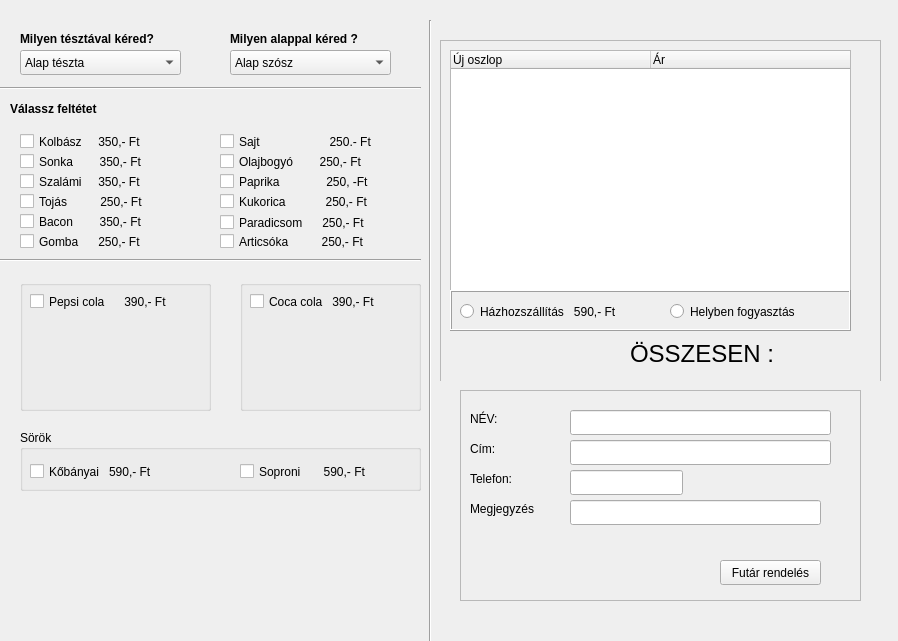
Qt form pizza.ui (kobanya/PizzaUiPyqt) before a commit.
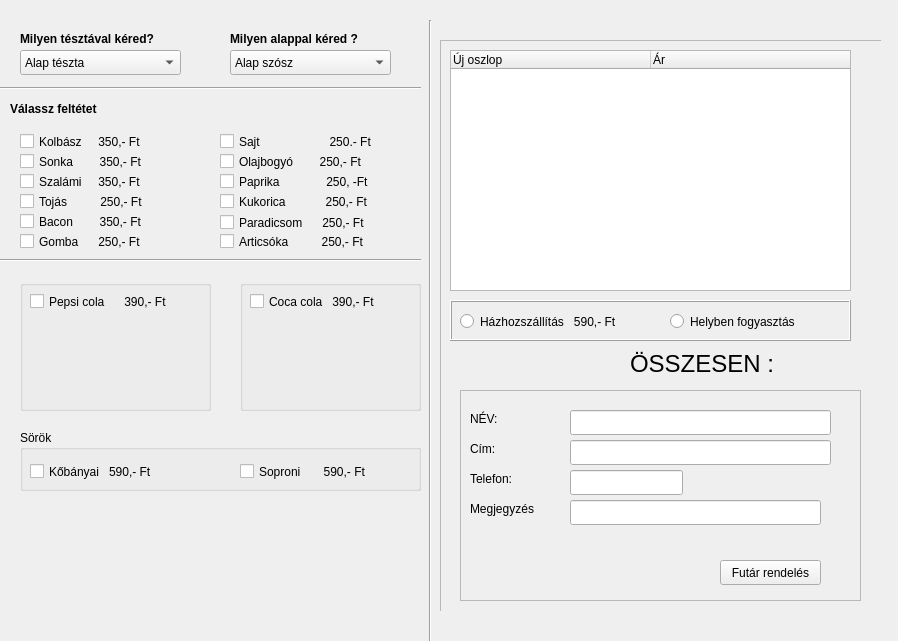
The same form after that commit. The open tabs and pages were chosen to show the change. Icons and pictures are not drawn.

Commit message: Nyugta alap (rejtett widget)

What changed in the file:
```diff
--- a/pizza.ui
+++ b/pizza.ui
@@ -629,12 +629,15 @@
    </widget>
   </widget>
   <widget class="QStackedWidget" name="stackedWidget">
+   <property name="enabled">
+    <bool>true</bool>
+   </property>
    <property name="geometry">
     <rect>
      <x>440</x>
      <y>20</y>
      <width>441</width>
-     <height>361</height>
+     <height>591</height>
     </rect>
    </property>
    <property name="currentIndex">
@@ -646,8 +649,8 @@
       <rect>
        <x>0</x>
        <y>20</y>
-       <width>441</width>
-       <height>351</height>
+       <width>451</width>
+       <height>581</height>
       </rect>
      </property>
      <property name="frameShape">
@@ -704,7 +707,7 @@
       <property name="geometry">
        <rect>
         <x>190</x>
-        <y>300</y>
+        <y>310</y>
         <width>221</width>
         <height>28</height>
        </rect>
@@ -722,7 +725,7 @@
       <property name="geometry">
        <rect>
         <x>10</x>
-        <y>250</y>
+        <y>260</y>
         <width>401</width>
         <height>41</height>
        </rect>
```
Left out of the diff: 5 changed lines with no effect on the pictures. The commit also changes 1 other file.
